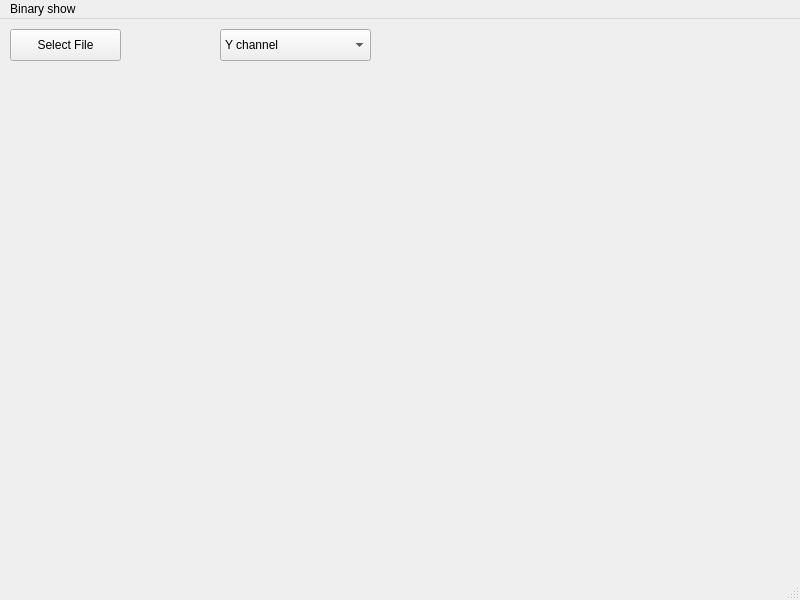
This is mainwindow.ui in lgyStoic/BinaryViewer as Qt 5 draws it before an edit. The edited form follows.
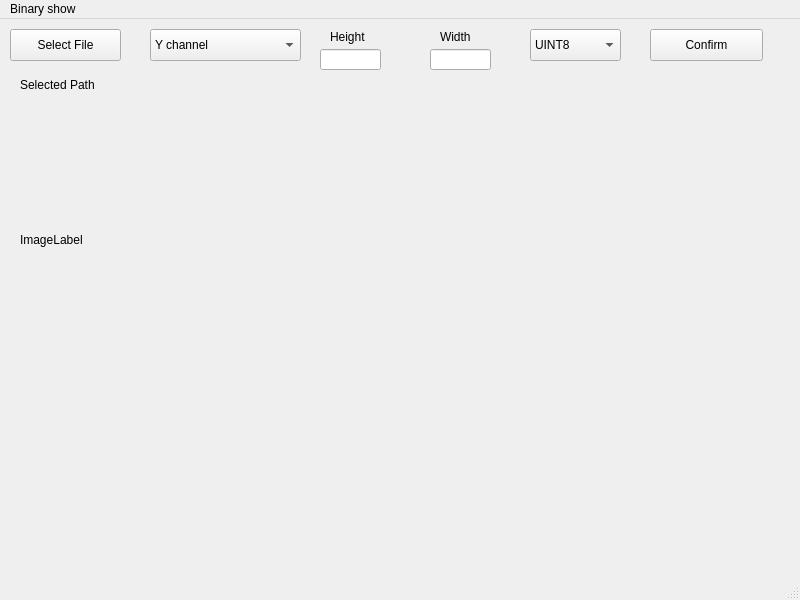
This is the edited form.

Commit message: feat(show): show gray scale image first

```diff
--- a/mainwindow.ui
+++ b/mainwindow.ui
@@ -30,7 +30,7 @@
    <widget class="QComboBox" name="comboBox">
     <property name="geometry">
      <rect>
-      <x>220</x>
+      <x>150</x>
       <y>10</y>
       <width>151</width>
       <height>32</height>
@@ -51,11 +51,127 @@
       <string>RGB packed</string>
      </property>
     </item>
+   </widget>
+   <widget class="QLineEdit" name="HeightEdit">
+    <property name="geometry">
+     <rect>
+      <x>320</x>
+      <y>30</y>
+      <width>61</width>
+      <height>21</height>
+     </rect>
+    </property>
+    <property name="text">
+     <string/>
+    </property>
+   </widget>
+   <widget class="QLineEdit" name="WidthEdit">
+    <property name="geometry">
+     <rect>
+      <x>430</x>
+      <y>30</y>
+      <width>61</width>
+      <height>21</height>
+     </rect>
+    </property>
+    <property name="text">
+     <string/>
+    </property>
+   </widget>
+   <widget class="QLabel" name="HeightLabel">
+    <property name="geometry">
+     <rect>
+      <x>330</x>
+      <y>10</y>
+      <width>60</width>
+      <height>16</height>
+     </rect>
+    </property>
+    <property name="text">
+     <string>Height</string>
+    </property>
+   </widget>
+   <widget class="QLabel" name="WidthLabel">
+    <property name="geometry">
+     <rect>
+      <x>440</x>
+      <y>10</y>
+      <width>60</width>
+      <height>16</height>
+     </rect>
+    </property>
+    <property name="text">
+     <string>Width</string>
+    </property>
+   </widget>
+   <widget class="QPushButton" name="confirmButton">
+    <property name="geometry">
+     <rect>
+      <x>650</x>
+      <y>10</y>
+      <width>113</width>
+      <height>32</height>
+     </rect>
+    </property>
+    <property name="text">
+     <string>Confirm</string>
+    </property>
+   </widget>
+   <widget class="QComboBox" name="ElementType">
+    <property name="geometry">
+     <rect>
+      <x>530</x>
+      <y>10</y>
+      <width>91</width>
+      <height>32</height>
+     </rect>
+    </property>
     <item>
      <property name="text">
-      <string/>
+      <string>UINT8</string>
      </property>
     </item>
+    <item>
+     <property name="text">
+      <string>UINT16</string>
+     </property>
+    </item>
+    <item>
+     <property name="text">
+      <string>INT16</string>
+     </property>
+    </item>
+    <item>
+     <property name="text">
+      <string>INT32</string>
+     </property>
+    </item>
+   </widget>
+   <widget class="QLabel" name="PathLabel">
+    <property name="geometry">
+     <rect>
+      <x>20</x>
+      <y>50</y>
+      <width>731</width>
+      <height>31</height>
+     </rect>
+    </property>
+    <property name="text">
+     <string>Selected Path </string>
+    </property>
+   </widget>
+   <widget class="QLabel" name="ImageLabel">
+    <property name="geometry">
+     <rect>
+      <x>20</x>
+      <y>90</y>
+      <width>371</width>
+      <height>261</height>
+     </rect>
+    </property>
+    <property name="text">
+     <string>ImageLabel</string>
+    </property>
    </widget>
   </widget>
   <widget class="QMenuBar" name="menubar">
```
Left out of the diff: 4 changed lines with no effect on the pictures. The commit also changes 6 other files.
